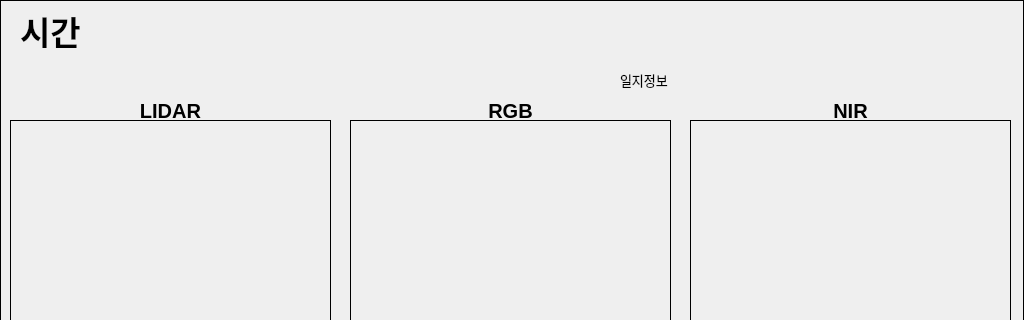
Old version of the form mainwindow.ui in the repository rendezvue/ros_rdv_daq_data_display; both pictures show x 0 to 1024 and y 0 to 320 of the 1024 by 768 pixel window.
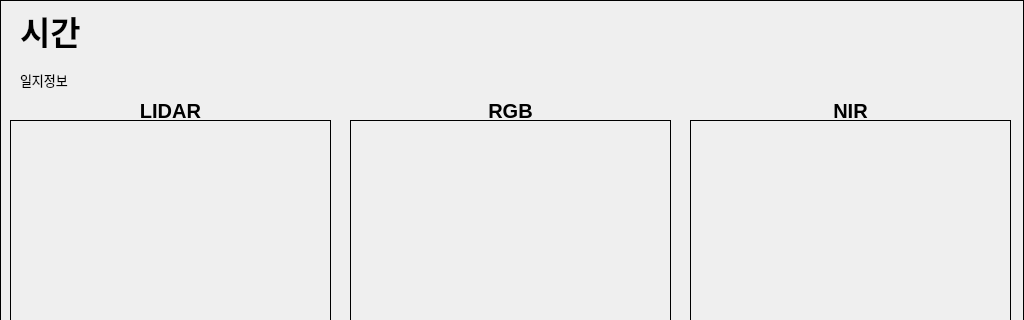
New version of the form. Icons and pictures are not drawn.

Patch:
```diff
--- a/mainwindow.ui
+++ b/mainwindow.ui
@@ -339,7 +339,7 @@
    <widget class="QLabel" name="label_version">
     <property name="geometry">
      <rect>
-      <x>620</x>
+      <x>20</x>
       <y>70</y>
       <width>391</width>
       <height>20</height>
```
Left out of the diff: 2 changed lines with no effect on the pictures.
